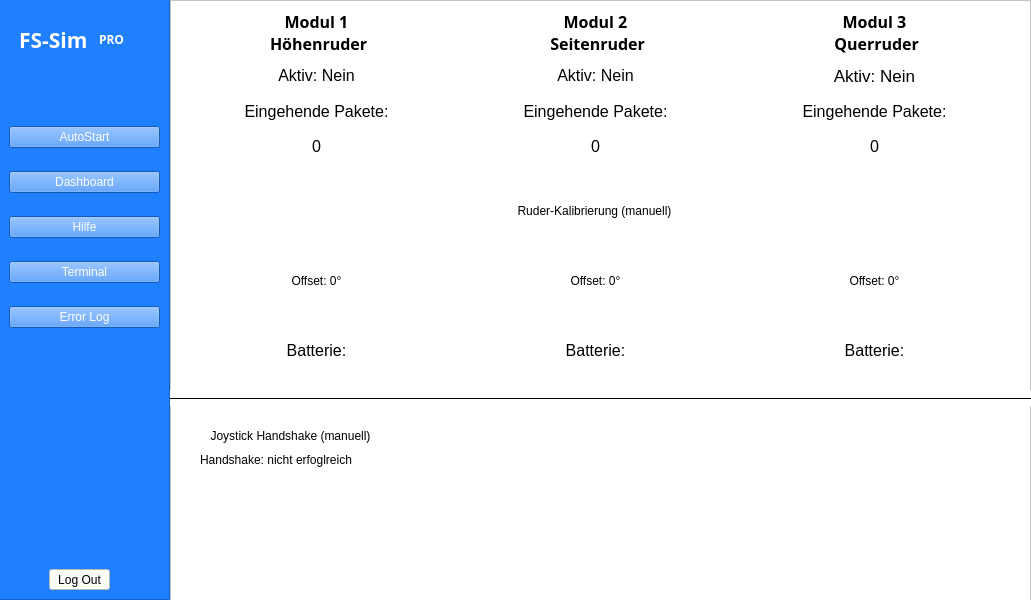
This is gui/mainGui.ui in JakobWeitzlab/FlugsimulatorSchnittstelle as Qt 5 draws it before an edit. The edited form follows.
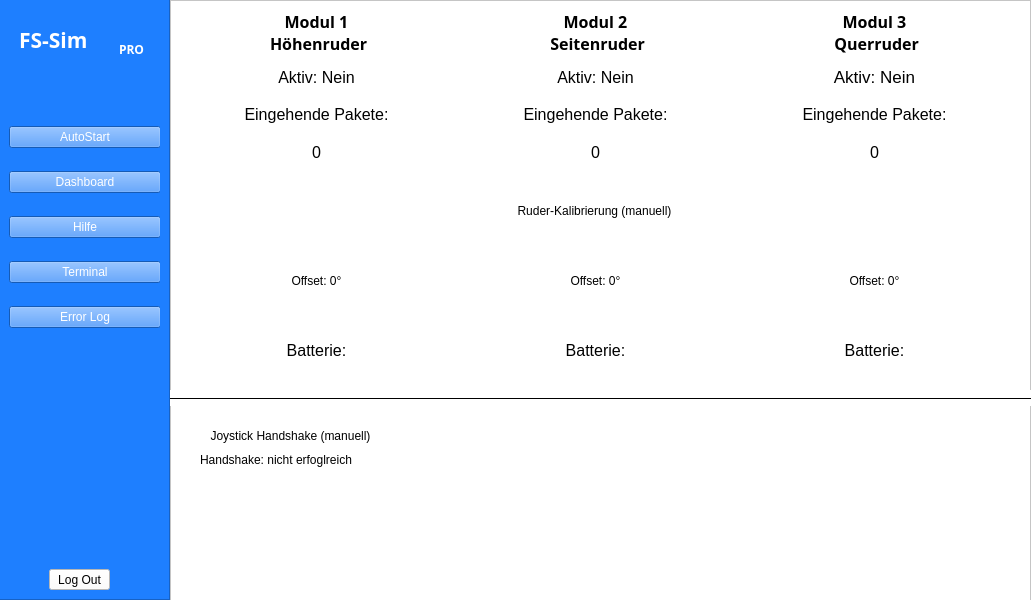
This is the edited form.

Patch:
```diff
--- a/gui/mainGui.ui
+++ b/gui/mainGui.ui
@@ -43,7 +43,7 @@
       <rect>
        <x>20</x>
        <y>10</y>
-       <width>81</width>
+       <width>101</width>
        <height>61</height>
       </rect>
      </property>
@@ -65,8 +65,8 @@
     <widget class="QLabel" name="label_2">
      <property name="geometry">
       <rect>
-       <x>100</x>
-       <y>30</y>
+       <x>120</x>
+       <y>40</y>
        <width>47</width>
        <height>21</height>
       </rect>
@@ -126,7 +126,7 @@
        <rect>
         <x>0</x>
         <y>0</y>
-        <width>151</width>
+        <width>152</width>
         <height>241</height>
        </rect>
       </property>
@@ -200,7 +200,7 @@
        <x>10</x>
        <y>10</y>
        <width>831</width>
-       <height>151</height>
+       <height>158</height>
       </rect>
      </property>
      <layout class="QHBoxLayout" name="Modul">
```
